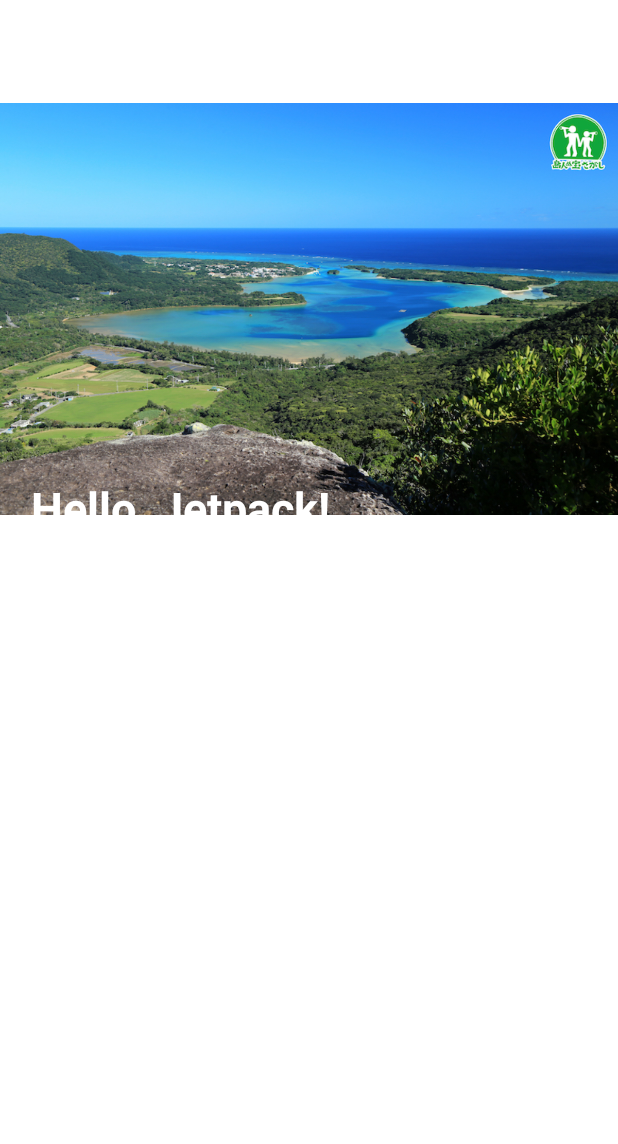
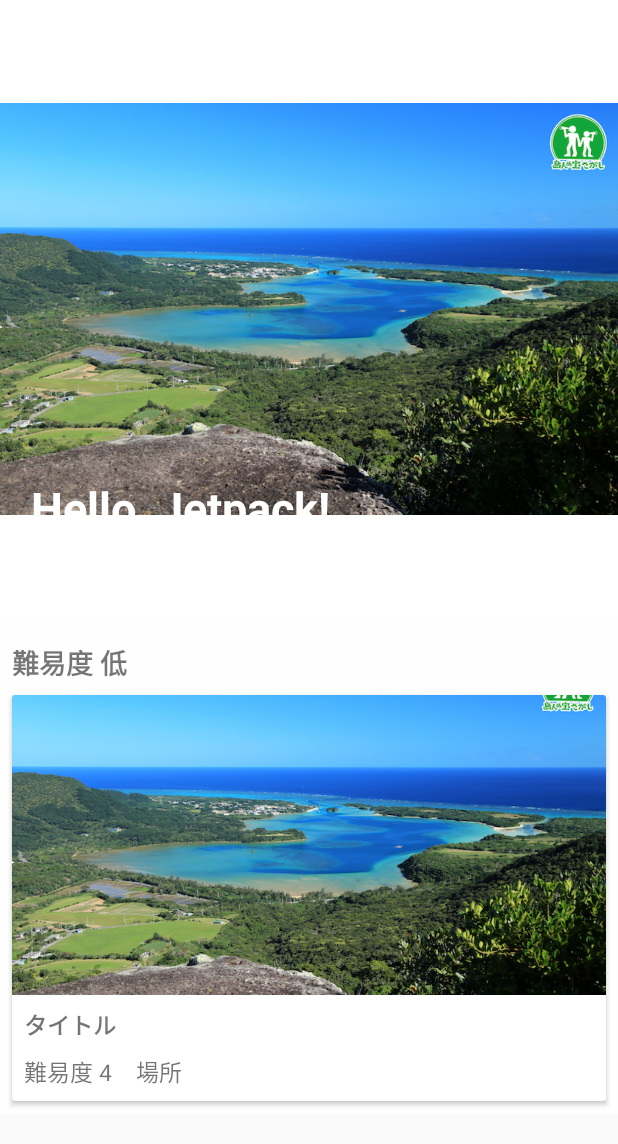
Before and after one commit to banbara23/simanchu_takara_sagashi_android, an Android app: the screen it shows after launch (MainActivity), on a phone screen of 412 x 824 dp. Shown: the top 1144 px of the screen. Run offline under Robolectric (Android 15) with nearby library versions, the phone set to English and light mode, and no system bars; plain views replace KenBurnsView.

Commit message:
トップ全体をスクロール化してカードViewを表示させてみた

```diff
--- a/app/src/main/java/ikemura/com/simanchu_takara_sagashi_android/ui/main/MainFragment.kt
+++ b/app/src/main/java/ikemura/com/simanchu_takara_sagashi_android/ui/main/MainFragment.kt
@@ -26,7 +26,7 @@ class MainFragment : Fragment() {
         super.onActivityCreated(savedInstanceState)
         viewModel = ViewModelProviders.of(this).get(MainViewModel::class.java)
         val text = viewModel.data.value
-        message.text = text
+        title.text = text
     }
 
 }
--- a/app/src/main/res/layout/main_card.xml
+++ b/app/src/main/res/layout/main_card.xml
@@ -1,14 +1,11 @@
 <?xml version="1.0" encoding="utf-8"?>
-<android.support.constraint.ConstraintLayout
+<android.support.v7.widget.CardView
     xmlns:android="http://schemas.android.com/apk/res/android"
     xmlns:tools="http://schemas.android.com/tools"
     android:layout_width="match_parent"
-    android:layout_height="match_parent"
-    >
-
-    <android.support.v7.widget.CardView
-        android:layout_width="match_parent"
     android:layout_height="wrap_content"
+    android:layout_margin="8dp"
+    android:background="@color/white"
     >
 
     <LinearLayout
@@ -21,20 +18,42 @@
             android:layout_width="match_parent"
             android:layout_height="200dp"
             android:scaleType="centerCrop"
-                tools:src="@tools:sample/avatars"
+            android:src="@drawable/img_04"
             />
+
         <TextView
             android:layout_width="wrap_content"
             android:layout_height="wrap_content"
-                android:text="名前"
+            android:paddingLeft="8dp"
+            android:paddingTop="8dp"
+            android:text="タイトル"
+            android:textSize="15sp"
+            android:textStyle="bold"
             />
+
+        <LinearLayout
+            android:layout_width="wrap_content"
+            android:layout_height="wrap_content"
+            android:orientation="horizontal"
+            >
+
             <TextView
                 android:layout_width="wrap_content"
                 android:layout_height="wrap_content"
-                android:text="名前"
+                android:padding="8dp"
+                android:text="難易度 4"
+                android:textSize="15sp"
                 />
+
+            <TextView
+                android:layout_width="wrap_content"
+                android:layout_height="wrap_content"
+                android:padding="8dp"
+                android:text="場所"
+                android:textSize="15sp"
+                />
+        </LinearLayout>
 
     </LinearLayout>
 
 </android.support.v7.widget.CardView>
-</android.support.constraint.ConstraintLayout>
--- a/app/src/main/res/layout/main_fragment.xml
+++ b/app/src/main/res/layout/main_fragment.xml
@@ -1,15 +1,28 @@
 <?xml version="1.0" encoding="utf-8"?>
-<android.support.constraint.ConstraintLayout
+<ScrollView
     xmlns:android="http://schemas.android.com/apk/res/android"
     xmlns:app="http://schemas.android.com/apk/res-auto"
     xmlns:tools="http://schemas.android.com/tools"
+    android:layout_width="match_parent"
+    android:layout_height="wrap_content"
+    >
+
+    <LinearLayout
+        android:layout_width="match_parent"
+        android:layout_height="wrap_content"
+        android:background="#FEFEFE"
+        android:orientation="vertical"
+        >
+
+        <android.support.constraint.ConstraintLayout
             android:id="@+id/main"
             android:layout_width="match_parent"
-    android:layout_height="match_parent"
+            android:layout_height="wrap_content"
             android:background="@color/white"
             tools:context=".ui.main.MainFragment"
             >
 
+            <!--上部の画像-->
             <com.flaviofaria.kenburnsview.KenBurnsView
                 android:id="@+id/imageView"
                 android:layout_width="match_parent"
@@ -18,8 +31,9 @@
                 app:layout_constraintDimensionRatio="1:1"
                 />
 
+            <!--タイトル-->
             <TextView
-        android:id="@+id/message"
+                android:id="@+id/title"
                 android:layout_width="wrap_content"
                 android:layout_height="wrap_content"
                 android:layout_marginBottom="8dp"
@@ -34,7 +48,7 @@
                 app:layout_constraintTop_toTopOf="parent"
                 app:layout_constraintVertical_bias="0.875"
                 />
-
+            <!--説明-->
             <TextView
                 android:layout_width="wrap_content"
                 android:layout_height="wrap_content"
@@ -47,5 +61,21 @@
                 app:layout_constraintTop_toTopOf="parent"
                 app:layout_constraintVertical_bias="0.950"
                 />
+        </android.support.constraint.ConstraintLayout>
 
-</android.support.constraint.ConstraintLayout>
+        <TextView
+            android:layout_width="match_parent"
+            android:layout_height="wrap_content"
+            android:layout_marginLeft="8dp"
+            android:layout_marginTop="16dp"
+            android:text="難易度 低"
+            android:textSize="18dp"
+            android:textStyle="bold"
+            />
+
+        <include
+            layout="@layout/main_card"
+            />
+
+    </LinearLayout>
+</ScrollView>
```
Lines whose indentation alone changed are shown as unchanged.
